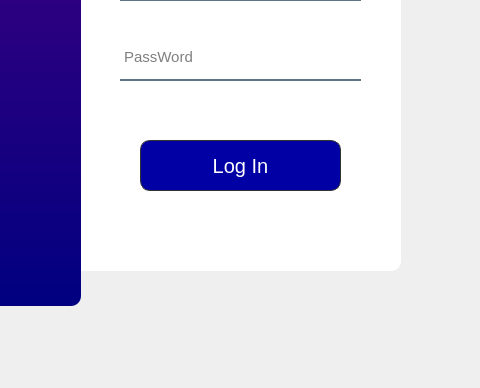
The window that login.ui (AsifCantCode/QLibrary) describes before a commit, drawn with Qt 5; both pictures show x 420 to 900 and y 380 to 768 of the 997 by 768 pixel window.
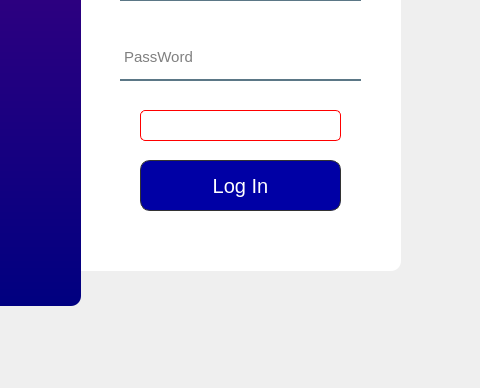
The same window after the commit. Icons and pictures are not drawn.

What changed in the file:
```diff
--- a/login.ui
+++ b/login.ui
@@ -199,7 +199,7 @@
     <property name="geometry">
      <rect>
       <x>450</x>
-      <y>450</y>
+      <y>470</y>
       <width>201</width>
       <height>51</height>
      </rect>
@@ -309,6 +309,28 @@
      <set>Qt::AlignCenter</set>
     </property>
    </widget>
+   <widget class="QLabel" name="invalidLabel">
+    <property name="geometry">
+     <rect>
+      <x>450</x>
+      <y>420</y>
+      <width>201</width>
+      <height>31</height>
+     </rect>
+    </property>
+    <property name="styleSheet">
+     <string notr="true">    color: red;
+    font-size: 15px; /* Change the font size to 16 pixels */
+    font-weight: 400; /* Make the text bold */
+    border-radius: 5px; /* Rounded corners */
+    padding: 5px; /* Add some padding around the content */
+    border: 1px solid red;
+    text-align: center;</string>
+    </property>
+    <property name="text">
+     <string/>
+    </property>
+   </widget>
   </widget>
  </widget>
  <resources/>
```
